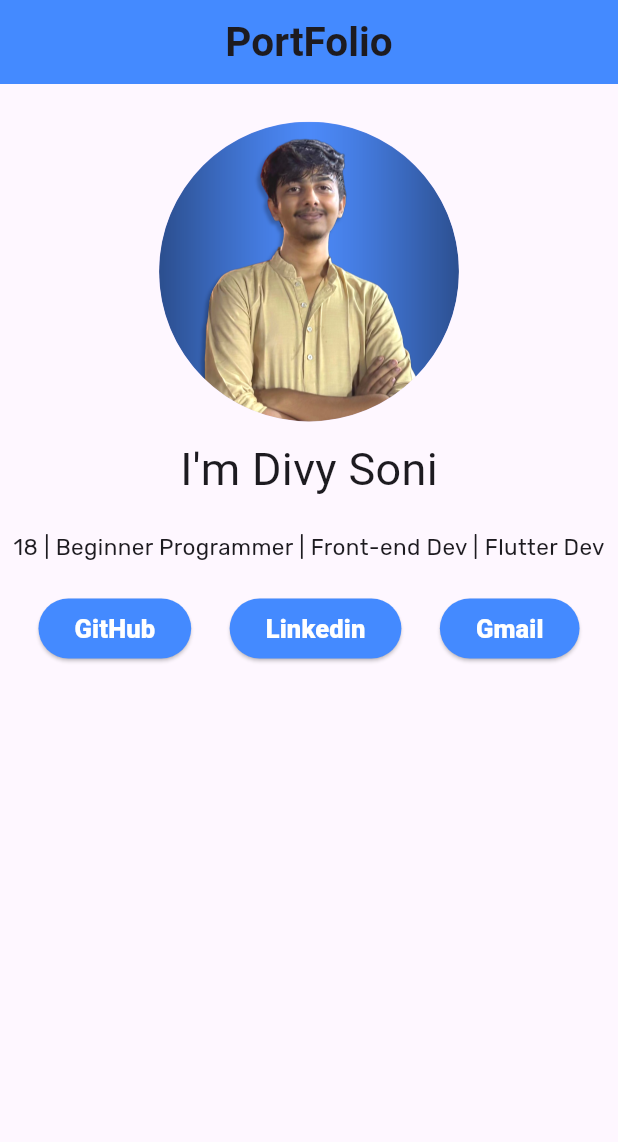
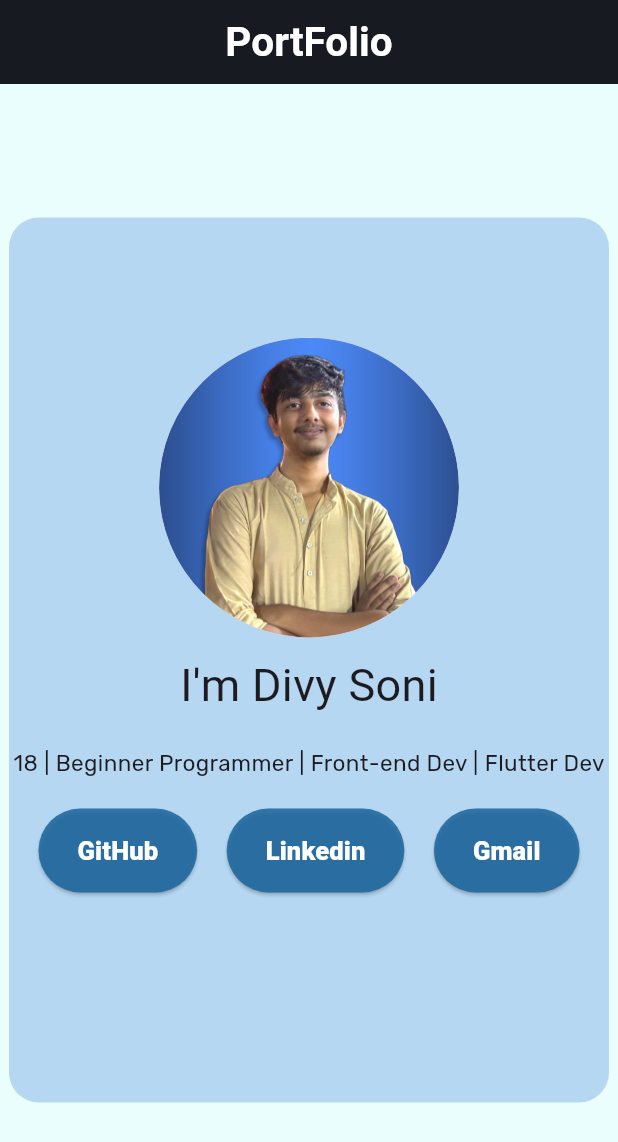
Before and after one commit to divysoni03/portfolioApp, a Flutter app: the screen it shows after launch, on a phone screen of 412 x 824 dp. Shown: the top 1142 px of the screen. Run offline on Flutter 3.47's test engine with Material 3 defaults, Android fonts, the phone set to English and light mode, and no system bars.

Commit message:
some styling done have to add nav bar

```diff
--- a/lib/main.dart
+++ b/lib/main.dart
@@ -4,7 +4,7 @@ import 'package:flutter/widgets.dart';
 import 'package:url_launcher/url_launcher_string.dart';
 
 void main() {
-  runApp(MyApp());
+  runApp(const MyApp());
 }
 
 class MyApp extends StatelessWidget {
@@ -24,22 +24,31 @@ class PortfolioApp extends StatelessWidget {
   @override
   Widget build(BuildContext context) {
     return Scaffold(
+      backgroundColor: const Color.fromRGBO(234, 255, 253, 1),
       appBar: AppBar(
         centerTitle: true,
-        backgroundColor: Colors.blueAccent,
+        backgroundColor: const Color.fromRGBO(23, 26, 33, 1),
         title: const Text(
           'PortFolio',
           style: TextStyle(
             fontWeight: FontWeight.w600,
             fontSize: 27,
+            color: Colors.white,
           ),
         ),
       ),
       body: Center(
+        child: Container(
+          width: 400,
+          height: 590,
+          decoration: BoxDecoration(
+            color: const Color.fromRGBO(146, 188, 234, .6),
+            borderRadius: BorderRadius.circular(20),
+          ),
           child: Column(
             children: [
               const SizedBox(
-              height: 25,
+                height: 80,
               ),
               const CircleAvatar(
                 radius: 100,
@@ -75,8 +84,10 @@ class PortfolioApp extends StatelessWidget {
                         launchUrlString("https://github.com/divysoni03");
                       },
                       style: const ButtonStyle(
-                      backgroundColor:
-                          WidgetStatePropertyAll(Colors.blueAccent),
+                        padding: WidgetStatePropertyAll(
+                            EdgeInsets.symmetric(horizontal: 26, vertical: 16)),
+                        backgroundColor: WidgetStatePropertyAll(
+                            Color.fromRGBO(26, 101, 158, .85)),
                       ),
                       child: const Text(
                         'GitHub',
@@ -92,8 +103,10 @@ class PortfolioApp extends StatelessWidget {
                             "https://www.linkedin.com/in/divysoni03/");
                       },
                       style: const ButtonStyle(
-                      backgroundColor:
-                          WidgetStatePropertyAll(Colors.blueAccent),
+                        padding: WidgetStatePropertyAll(
+                            EdgeInsets.symmetric(horizontal: 26, vertical: 16)),
+                        backgroundColor: WidgetStatePropertyAll(
+                            Color.fromRGBO(26, 101, 158, .85)),
                       ),
                       child: const Text(
                         "Linkedin",
@@ -108,8 +121,10 @@ class PortfolioApp extends StatelessWidget {
                         launchUrlString("mailto:divysoni303@gmail.com");
                       },
                       style: const ButtonStyle(
-                      backgroundColor:
-                          WidgetStatePropertyAll(Colors.blueAccent),
+                        padding: WidgetStatePropertyAll(
+                            EdgeInsets.symmetric(horizontal: 26, vertical: 16)),
+                        backgroundColor: WidgetStatePropertyAll(
+                            Color.fromRGBO(26, 101, 158, .85)),
                       ),
                       child: const Text(
                         "Gmail",
@@ -118,13 +133,14 @@ class PortfolioApp extends StatelessWidget {
                             fontSize: 17,
                             fontWeight: FontWeight.w900),
                       ),
-                  )
+                    ),
                   ],
                 ),
               ),
             ],
           ),
         ),
+      ),
     );
   }
 }
```
Lines whose indentation alone changed are shown as unchanged.
